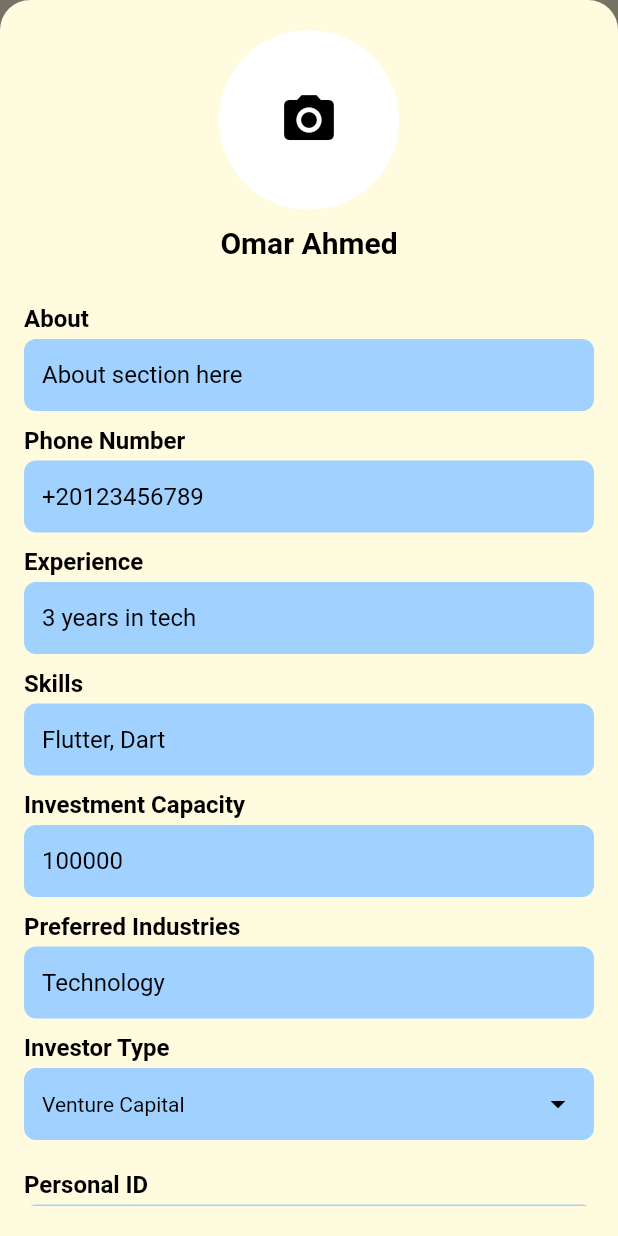
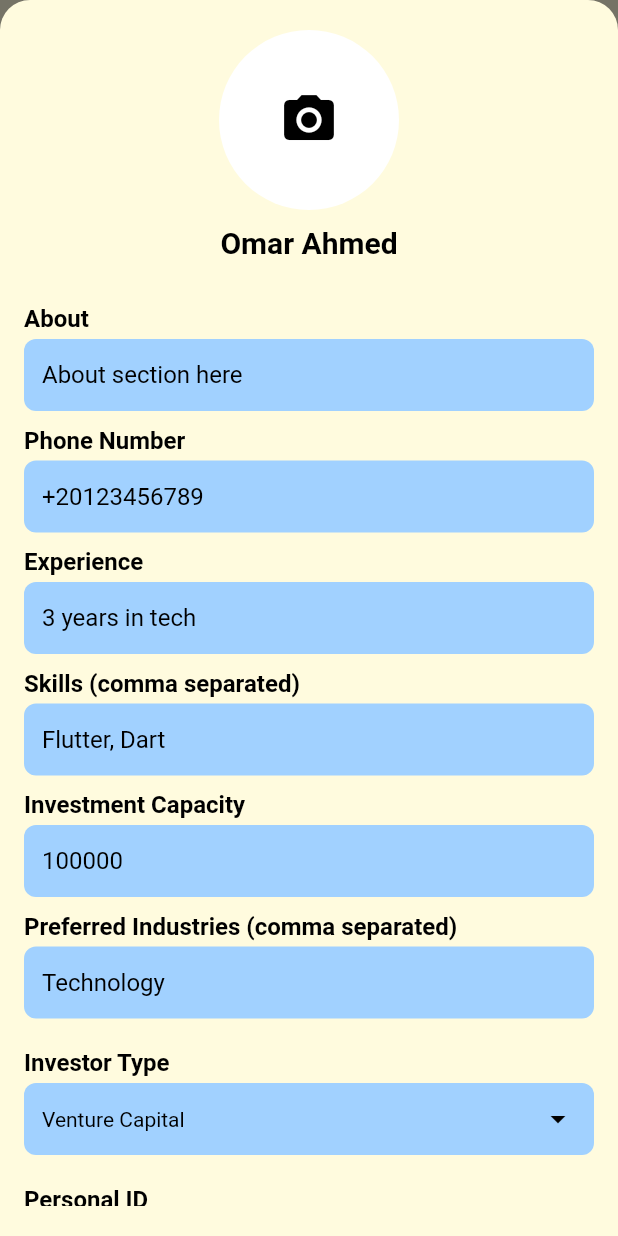
Before and after one commit to poulaLabib/Depi-Graduation-Project, a Flutter app: the screen it shows after launch, item 2 of the bottom bar chosen, after a tap on "Edit", on a phone screen of 412 x 824 dp. Run offline on Flutter 3.47's test engine with Material 3 defaults, Android fonts, the phone set to English and light mode, and no system bars; drawn by our look-alikes of salomon_bottom_bar; our stand-ins replace cloud_firestore, firebase_auth, firebase_core, google_fonts, image_picker, supabase_flutter; missing offline and left inert: auto_text_resizer; accounts and stored records are empty.

```diff
--- a/lib/custom widgets/investor_edit_bottom_sheet.dart
+++ b/lib/custom widgets/investor_edit_bottom_sheet.dart
@@ -1,31 +1,35 @@
 import 'dart:typed_data';
 import 'package:flutter/material.dart';
-import '../models/investor_profile.dart';
+import '../models/investor.dart';
 
 void showEditBottomSheet(
   BuildContext context,
-  InvestorProfile profile,
+  Investor profile,
   Future<Uint8List?> Function() pickImage,
-  void Function(InvestorProfile) onSave,
+  void Function(Investor) onSave,
 ) {
   String tempAbout = profile.about;
-  String tempPhone = profile.phone;
+  String tempPhone = profile.phoneNumber;
   String tempExperience = profile.experience;
-  String tempSkills = profile.skills;
+  List<String> tempSkills = List<String>.from(profile.skills);
   int tempInvestmentCapacity = profile.investmentCapacity;
-  String tempPreferredIndustries = profile.preferredIndustries;
+  List<String> tempPreferredIndustries =
+      List<String>.from(profile.preferredIndustries);
   String tempInvestorType = profile.investorType;
-  Uint8List? tempProfileImage = profile.profileImage;
-  Uint8List? tempIdImage = profile.idImage;
 
+  Uint8List? tempProfileImageBytes;
+  Uint8List? tempIdImageBytes;
+
+  // Controllers
   final aboutController = TextEditingController(text: tempAbout);
   final phoneController = TextEditingController(text: tempPhone);
   final experienceController = TextEditingController(text: tempExperience);
-  final skillsController = TextEditingController(text: tempSkills);
+  final skillsController =
+      TextEditingController(text: tempSkills.join(', '));
   final investmentCapacityController =
       TextEditingController(text: tempInvestmentCapacity.toString());
   final preferredIndustriesController =
-      TextEditingController(text: tempPreferredIndustries);
+      TextEditingController(text: tempPreferredIndustries.join(', '));
 
   final cs = Theme.of(context).colorScheme;
 
@@ -34,7 +38,8 @@ void showEditBottomSheet(
     context: context,
     backgroundColor: cs.surface,
     shape: const RoundedRectangleBorder(
-        borderRadius: BorderRadius.vertical(top: Radius.circular(20))),
+      borderRadius: BorderRadius.vertical(top: Radius.circular(20)),
+    ),
     builder: (context) {
       return StatefulBuilder(
         builder: (context, setModalState) {
@@ -53,7 +58,7 @@ void showEditBottomSheet(
                       final bytes = await pickImage();
                       if (bytes != null) {
                         setModalState(() {
-                          tempProfileImage = bytes;
+                          tempProfileImageBytes = bytes;
                         });
                       }
                     },
@@ -63,10 +68,13 @@ void showEditBottomSheet(
                       child: CircleAvatar(
                         radius: 60,
                         backgroundColor: cs.tertiary,
-                        backgroundImage: tempProfileImage != null
-                            ? MemoryImage(tempProfileImage!)
-                            : null,
-                        child: tempProfileImage == null
+                        backgroundImage: tempProfileImageBytes != null
+                            ? MemoryImage(tempProfileImageBytes!)
+                            : (profile.photoUrl.isNotEmpty
+                                ? NetworkImage(profile.photoUrl)
+                                : null) as ImageProvider?,
+                        child: (tempProfileImageBytes == null &&
+                                profile.photoUrl.isEmpty)
                             ? Icon(Icons.camera_alt,
                                 size: 40, color: cs.onTertiary)
                             : null,
@@ -80,59 +88,29 @@ void showEditBottomSheet(
                           fontWeight: FontWeight.bold,
                           color: cs.onSurface)),
                   const SizedBox(height: 20),
+
                   _buildEditField("About", aboutController, cs),
                   _buildEditField("Phone Number", phoneController, cs),
                   _buildEditField("Experience", experienceController, cs),
-                  _buildEditField("Skills", skillsController, cs),
+                  _buildEditField("Skills (comma separated)", skillsController, cs),
                   _buildEditField("Investment Capacity",
                       investmentCapacityController, cs,
                       isNumber: true),
-                  _buildEditField(
-                      "Preferred Industries", preferredIndustriesController, cs),
-                  Container(
-                    margin: const EdgeInsets.only(top: 10),
-                    child: Column(
-                      crossAxisAlignment: CrossAxisAlignment.start,
-                      children: [
-                        Text("Investor Type",
-                            style: TextStyle(
-                                fontWeight: FontWeight.bold,
-                                fontSize: 16,
-                                color: cs.onSurface)),
-                        const SizedBox(height: 4),
-                        Container(
-                          padding: const EdgeInsets.symmetric(horizontal: 12),
-                          decoration: BoxDecoration(
-                            color: cs.secondary,
-                            borderRadius: BorderRadius.circular(8),
-                          ),
-                          child: DropdownButtonFormField<String>(
-                            initialValue: tempInvestorType,
-                            decoration:
-                                const InputDecoration(border: InputBorder.none),
-                            dropdownColor: cs.secondary,
-                            items: const [
-                              DropdownMenuItem(
-                                  value: "Venture Capital",
-                                  child: Text("Venture Capital")),
-                              DropdownMenuItem(
-                                  value: "Angel Investor",
-                                  child: Text("Angel Investor")),
-                            ],
-                            onChanged: (value) {
+                  _buildEditField("Preferred Industries (comma separated)",
+                      preferredIndustriesController, cs),
+
+                  const SizedBox(height: 10),
+                  // Investor Type Dropdown
+                  _buildInvestorTypeDropdown(
+                      tempInvestorType, cs, (value) {
                     setModalState(() {
                       tempInvestorType = value!;
                     });
-                            },
-                            icon:
-                                Icon(Icons.arrow_drop_down, color: cs.onSecondary),
-                            style: TextStyle(color: cs.onSecondary),
-                          ),
-                        ),
-                      ],
-                    ),
-                  ),
+                  }),
+
                   const SizedBox(height: 20),
+
+                  // National ID
                   Column(
                     crossAxisAlignment: CrossAxisAlignment.start,
                     children: [
@@ -147,17 +125,24 @@ void showEditBottomSheet(
                           final bytes = await pickImage();
                           if (bytes != null) {
                             setModalState(() {
-                              tempIdImage = bytes;
+                              tempIdImageBytes = bytes;
                             });
                           }
                         },
                         child: SizedBox(
                           height: 200,
                           width: double.infinity,
-                          child: tempIdImage != null
+                          child: tempIdImageBytes != null
                               ? ClipRRect(
                                   borderRadius: BorderRadius.circular(8),
-                                  child: Image.memory(tempIdImage!,
+                                  child: Image.memory(tempIdImageBytes!,
+                                      fit: BoxFit.contain),
+                                )
+                              : (profile.nationalIdUrl.isNotEmpty
+                                  ? ClipRRect(
+                                      borderRadius: BorderRadius.circular(8),
+                                      child: Image.network(
+                                          profile.nationalIdUrl,
                                           fit: BoxFit.contain),
                                     )
                                   : Container(
@@ -173,41 +158,53 @@ void showEditBottomSheet(
                                             Icon(Icons.add,
                                                 color: cs.onSecondary, size: 30),
                                             Text("Upload your national ID",
-                                            style:
-                                                TextStyle(color: cs.onSecondary)),
+                                                style: TextStyle(
+                                                    color: cs.onSecondary)),
                                           ],
                                         ),
                                       ),
-                                ),
+                                    )),
                         ),
                       ),
                     ],
                   ),
+
                   const SizedBox(height: 20),
+
                   Row(
                     mainAxisAlignment: MainAxisAlignment.spaceAround,
                     children: [
                       _buildBottomSheetButton(
                         label: "Cancel",
                         onTap: () => Navigator.pop(context),
-                          cs: cs),
+                        cs: cs,
+                      ),
                       _buildBottomSheetButton(
                         label: "Save",
                         onTap: () {
-                          onSave(InvestorProfile(
+                          onSave(Investor(
+                            uid: profile.uid,
                             name: profile.name,
+                            investorType: tempInvestorType,
+                            photoUrl: profile.photoUrl,
                             about: aboutController.text,
-                            phone: phoneController.text,
+                            phoneNumber: phoneController.text,
                             experience: experienceController.text,
-                            skills: skillsController.text,
+                            skills: skillsController.text
+                                .split(',')
+                                .map((e) => e.trim())
+                                .where((e) => e.isNotEmpty)
+                                .toList(),
                             investmentCapacity: int.tryParse(
                                     investmentCapacityController.text) ??
                                 0,
+                            nationalIdUrl: profile.nationalIdUrl,
                             preferredIndustries:
-                                preferredIndustriesController.text,
-                            investorType: tempInvestorType,
-                            profileImage: tempProfileImage,
-                            idImage: tempIdImage,
+                                preferredIndustriesController.text
+                                    .split(',')
+                                    .map((e) => e.trim())
+                                    .where((e) => e.isNotEmpty)
+                                    .toList(),
                           ));
                           Navigator.pop(context);
                         },
@@ -255,8 +252,48 @@ Widget _buildEditField(String title, TextEditingController controller,
   );
 }
 
-Widget _buildBottomSheetButton(
-    {required String label, required VoidCallback onTap, required ColorScheme cs}) {
+Widget _buildInvestorTypeDropdown(
+    String value, ColorScheme cs, ValueChanged<String?> onChanged) {
+  return Container(
+    margin: const EdgeInsets.only(top: 10),
+    child: Column(
+      crossAxisAlignment: CrossAxisAlignment.start,
+      children: [
+        Text("Investor Type",
+            style: TextStyle(
+                fontWeight: FontWeight.bold, fontSize: 16, color: cs.onSurface)),
+        const SizedBox(height: 4),
+        Container(
+          padding: const EdgeInsets.symmetric(horizontal: 12),
+          decoration: BoxDecoration(
+            color: cs.secondary,
+            borderRadius: BorderRadius.circular(8),
+          ),
+          child: DropdownButtonFormField<String>(
+            initialValue: value,
+            decoration: const InputDecoration(border: InputBorder.none),
+            dropdownColor: cs.secondary,
+            items: const [
+              DropdownMenuItem(
+                  value: "Venture Capital", child: Text("Venture Capital")),
+              DropdownMenuItem(
+                  value: "Angel Investor", child: Text("Angel Investor")),
+            ],
+            onChanged: onChanged,
+            icon: Icon(Icons.arrow_drop_down, color: cs.onSecondary),
+            style: TextStyle(color: cs.onSecondary),
+          ),
+        ),
+      ],
+    ),
+  );
+}
+
+Widget _buildBottomSheetButton({
+  required String label,
+  required VoidCallback onTap,
+  required ColorScheme cs,
+}) {
   return InkWell(
     onTap: onTap,
     child: Container(
--- a/lib/models/investor_profile.dart
+++ /dev/null
@@ -1,27 +0,0 @@
-import 'dart:typed_data';
-
-class InvestorProfile {
-  String name;
-  String about;
-  String phone;
-  String experience;
-  String skills;
-  int investmentCapacity;
-  String preferredIndustries;
-  String investorType;
-  Uint8List? profileImage;
-  Uint8List? idImage;
-
-  InvestorProfile({
-    required this.name,
-    required this.about,
-    required this.phone,
-    required this.experience,
-    required this.skills,
-    required this.investmentCapacity,
-    required this.preferredIndustries,
-    required this.investorType,
-    this.profileImage,
-    this.idImage,
-  });
-}
--- a/lib/screens/investor_profile_screen.dart
+++ b/lib/screens/investor_profile_screen.dart
@@ -1,14 +1,15 @@
-
 import 'dart:typed_data';
 import 'package:flutter/material.dart';
 import 'package:image_picker/image_picker.dart';
-import '../models/investor_profile.dart';
+import '../models/investor.dart';
 import '../custom widgets/investor_profile_field.dart';
 import '../custom widgets/investor_edit_bottom_sheet.dart';
 import '../theme/themes.dart';
+
 void main() {
   runApp(const MyApp());
 }
+
 class MyApp extends StatelessWidget {
   const MyApp({super.key});
 
@@ -21,6 +22,7 @@ class MyApp extends StatelessWidget {
     );
   }
 }
+
 class InvestorProfileScreen extends StatefulWidget {
   const InvestorProfileScreen({super.key});
 
@@ -29,21 +31,27 @@ class InvestorProfileScreen extends StatefulWidget {
 }
 
 class _InvestorProfileScreenState extends State<InvestorProfileScreen> {
-  late InvestorProfile profile;
+  late Investor profile;
   final ImagePicker _picker = ImagePicker();
+
+  Uint8List? tempProfileImageBytes;
+  Uint8List? tempIdImageBytes;
 
   @override
   void initState() {
     super.initState();
-    profile = InvestorProfile(
+    profile = Investor(
+      uid: "123",
       name: "Omar Ahmed",
+      investorType: "Venture Capital",
+      photoUrl: "",
       about: "About section here",
-      phone: "+20123456789",
+      phoneNumber: "+20123456789",
       experience: "3 years in tech",
-      skills: "Flutter, Dart",
+      skills: ["Flutter", "Dart"],
       investmentCapacity: 100000,
-      preferredIndustries: "Technology",
-      investorType: "Venture Capital",
+      nationalIdUrl: "", // ممكن تحط لينك ID
+      preferredIndustries: ["Technology"],
     );
   }
 
@@ -58,6 +66,7 @@ class _InvestorProfileScreenState extends State<InvestorProfileScreen> {
   @override
   Widget build(BuildContext context) {
     final cs = Theme.of(context).colorScheme;
+
     return Scaffold(
       backgroundColor: cs.surface,
       body: SafeArea(
@@ -80,9 +89,9 @@ class _InvestorProfileScreenState extends State<InvestorProfileScreen> {
                         context,
                         profile,
                         _pickImage,
-                        (updatedProfile) {
+                        (updatedInvestor) {
                           setState(() {
-                            profile = updatedProfile;
+                            profile = updatedInvestor;
                           });
                         },
                       );
@@ -97,10 +106,13 @@ class _InvestorProfileScreenState extends State<InvestorProfileScreen> {
                 child: CircleAvatar(
                   radius: 60,
                   backgroundColor: cs.tertiary,
-                  backgroundImage: profile.profileImage != null
-                      ? MemoryImage(profile.profileImage!)
-                      : null,
-                  child: profile.profileImage == null
+                  backgroundImage: tempProfileImageBytes != null
+                      ? MemoryImage(tempProfileImageBytes!)
+                      : (profile.photoUrl.isNotEmpty
+                          ? NetworkImage(profile.photoUrl)
+                          : null) as ImageProvider?,
+                  child: (tempProfileImageBytes == null &&
+                          profile.photoUrl.isEmpty)
                       ? Icon(Icons.camera_alt, size: 40, color: cs.onTertiary)
                       : null,
                 ),
@@ -116,15 +128,15 @@ class _InvestorProfileScreenState extends State<InvestorProfileScreen> {
               ),
               const SizedBox(height: 20),
               ProfileField(title: "About", value: profile.about),
-              ProfileField(title: "Phone Number", value: profile.phone),
+              ProfileField(title: "Phone Number", value: profile.phoneNumber),
               ProfileField(title: "Experience", value: profile.experience),
-              ProfileField(title: "Skills", value: profile.skills),
+              ProfileField(title: "Skills", value: profile.skills.join(', ')),
               ProfileField(
                   title: "Investment Capacity",
                   value: profile.investmentCapacity.toString()),
               ProfileField(
                   title: "Preferred Industries",
-                  value: profile.preferredIndustries),
+                  value: profile.preferredIndustries.join(', ')),
               ProfileField(title: "Investor Type", value: profile.investorType),
               const SizedBox(height: 20),
               Column(
@@ -141,10 +153,16 @@ class _InvestorProfileScreenState extends State<InvestorProfileScreen> {
                   SizedBox(
                     height: 200,
                     width: double.infinity,
-                    child: profile.idImage != null
+                    child: tempIdImageBytes != null
                         ? ClipRRect(
                             borderRadius: BorderRadius.circular(8),
-                            child: Image.memory(profile.idImage!,
+                            child: Image.memory(tempIdImageBytes!,
+                                fit: BoxFit.contain),
+                          )
+                        : (profile.nationalIdUrl.isNotEmpty
+                            ? ClipRRect(
+                                borderRadius: BorderRadius.circular(8),
+                                child: Image.network(profile.nationalIdUrl,
                                     fit: BoxFit.contain),
                               )
                             : Container(
@@ -156,7 +174,7 @@ class _InvestorProfileScreenState extends State<InvestorProfileScreen> {
                                   child: Icon(Icons.image_not_supported,
                                       size: 40, color: cs.onSecondary),
                                 ),
-                          ),
+                              )),
                   ),
                 ],
               ),
--- a/lib/screens/request_screen_entrepreneurs_view.dart
+++ b/lib/screens/request_screen_entrepreneurs_view.dart
@@ -5,6 +5,8 @@ void main() {
 }
 
 class MyApp extends StatelessWidget {
+  const MyApp({super.key});
+
   @override
   Widget build(BuildContext context) {
     return MaterialApp(
@@ -15,6 +17,8 @@ class MyApp extends StatelessWidget {
 }
 
 class RequestPageEntrepreneur extends StatefulWidget {
+  const RequestPageEntrepreneur({super.key});
+
   @override
   _RequestPageState createState() => _RequestPageState();
 }
--- a/lib/screens/request_screen_investor_view.dart
+++ b/lib/screens/request_screen_investor_view.dart
@@ -5,6 +5,8 @@ void main() {
 }
 
 class MyApp extends StatelessWidget {
+  const MyApp({super.key});
+
   @override
   Widget build(BuildContext context) {
     return MaterialApp(
@@ -19,6 +21,8 @@ class MyApp extends StatelessWidget {
 }
 
 class RequestPageInvestor extends StatefulWidget {
+  const RequestPageInvestor({super.key});
+
   @override
   _RequestPageState createState() => _RequestPageState();
 }
```
Also changed, not shown: lib/custom widgets/entrepreneur_edit_bottom_sheet.dart (+28 -23 lines), lib/models/entrepreneur.dart (added, +38 -0 lines), lib/models/entrepreneur_profile.dart (deleted, +0 -23 lines), lib/models/request.dart (added, +33 -0 lines), lib/screens/entrepreneur_profile_screen.dart (+46 -34 lines), lib/services/firestore.dart (+47 -2 lines). Lines whose indentation alone changed are shown as unchanged.
